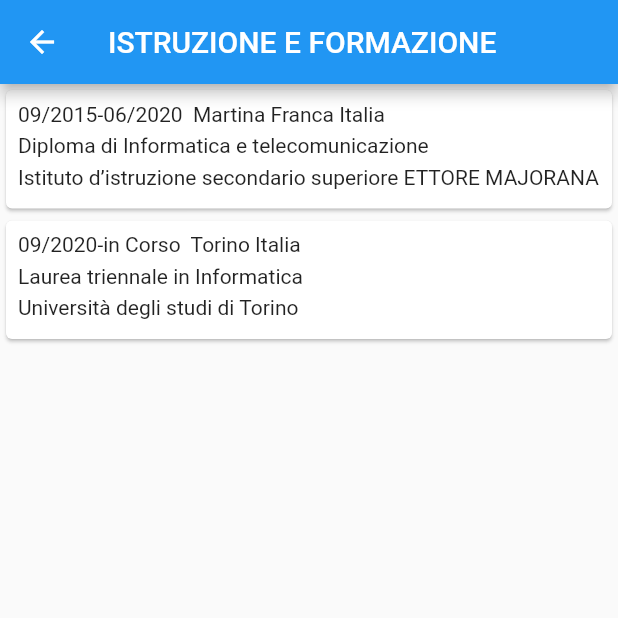
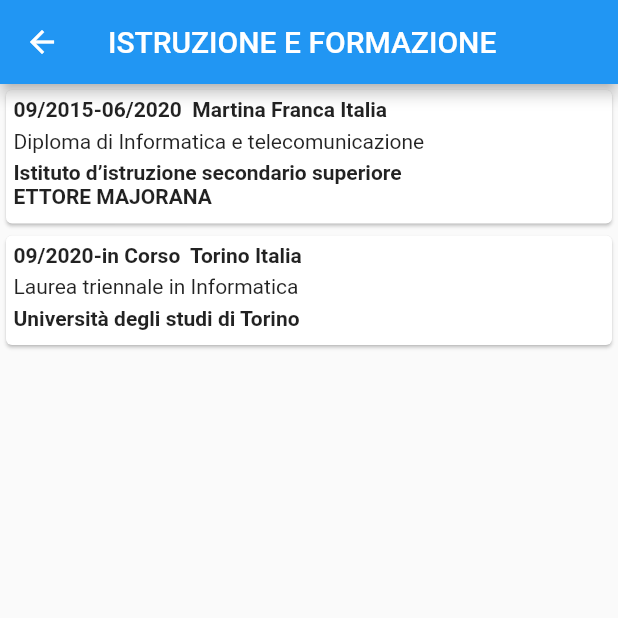
Before and after one commit to emanu2002/flutter_cv, a Flutter app: the SchoolAndTrainingPage screen opened by its route, on a phone screen of 412 x 824 dp, the top half of it. Run offline on Flutter 3.47's test engine with Material 2 defaults, Android fonts, the phone set to English and light mode, and no system bars; our stand-ins replace go_router; missing offline and left inert: dart:html.

```diff
--- a/progetto/lib/card/school_card.dart
+++ b/progetto/lib/card/school_card.dart
@@ -15,14 +15,15 @@ class _schoolCardState extends State<schoolCard>{
   Widget build(BuildContext context) {
     return Card(
       child: Padding(
-        padding: const EdgeInsets.all(8.0),
+        padding: const EdgeInsets.all(5.0),
         child: Column(
+          mainAxisAlignment: MainAxisAlignment.center,
           children: [
-            _row("${widget.school.initYear}-${widget.school.endYear}  ${widget.school.city.name} ${widget.school.city.nationality}"),
+            _row("${widget.school.initYear}-${widget.school.endYear}  ${widget.school.city.name} ${widget.school.city.nationality}",true),
             const SizedBox(height: 5),
-            _row(widget.school.description),
+            _row(widget.school.description,false),
             const SizedBox(height: 5),
-            _row(widget.school.name),
+            _row(widget.school.name,true),
             const SizedBox(height: 5),
           ],
         ),
@@ -30,10 +31,12 @@ class _schoolCardState extends State<schoolCard>{
     );
   }
 
-  Widget _row(String text){
+  Widget _row(String text,bool bold){
     return Row(
       children: [
-        Text(text)
+        Text(text,overflow: TextOverflow.ellipsis,
+        style:  bold ? TextStyle(fontWeight: FontWeight.bold): TextStyle(fontWeight: FontWeight.normal),
+        )
       ],
     );
   }
--- a/progetto/lib/provider/user_provider.dart
+++ b/progetto/lib/provider/user_provider.dart
@@ -6,7 +6,7 @@ import '../model/user.dart';
 class UserProvider extends ChangeNotifier{
   late User? usr;
   List<School> schools=[
-    School(name: "Istituto d’istruzione secondario superiore ETTORE MAJORANA", description: "Diploma di Informatica e telecomunicazione", city: City(name: "Martina Franca", cap: "74015", nationality: 'Italia'), initYear: '09/2015', endYear: '06/2020'),
+    School(name: "Istituto d’istruzione secondario superiore \nETTORE MAJORANA", description: "Diploma di Informatica e telecomunicazione", city: City(name: "Martina Franca", cap: "74015", nationality: 'Italia'), initYear: '09/2015', endYear: '06/2020'),
     School(name: "Università degli studi di Torino", description: "Laurea triennale in Informatica", city: City(name: "Torino", cap: "10024", nationality: 'Italia'), initYear: '09/2020', endYear: 'in Corso'),
   ];
   String descrizione = "Ho un ottima capacità di relazionarmi acquisita negli anni praticando diversi sport (calcio e piscina), in cui è importante avere un buon rapporto con il team.\nSono una persona socievole, creo subito un clima amichevole.\nHo svolto il compito di educatore con l’ACR e il Grest nel corso dell’anno 2019. \nPossiedo buone competenze organizzative sviluppate negli anni facendo il capitano in giochi di squadra (Calcio), ed anche facendo parte di molti lavori di gruppo a scuola e in università. \nDurante il periodo del covid-19 ho svolto attività di volontariato presso il mio paese negli enti associati agli aiuti delle persone.";
```
Also changed, not shown: progetto/lib/pages/contactMe.dart (+57 -19 lines), progetto/pubspec.yaml (+5 -69 lines), progetto/assets/Images/gmail.jpg (added), progetto/assets/Images/instagram.jpg (added), progetto/assets/Images/linkedin.png (added), progetto/assets/Images/phone.png (added), progetto/pubspec.lock.
